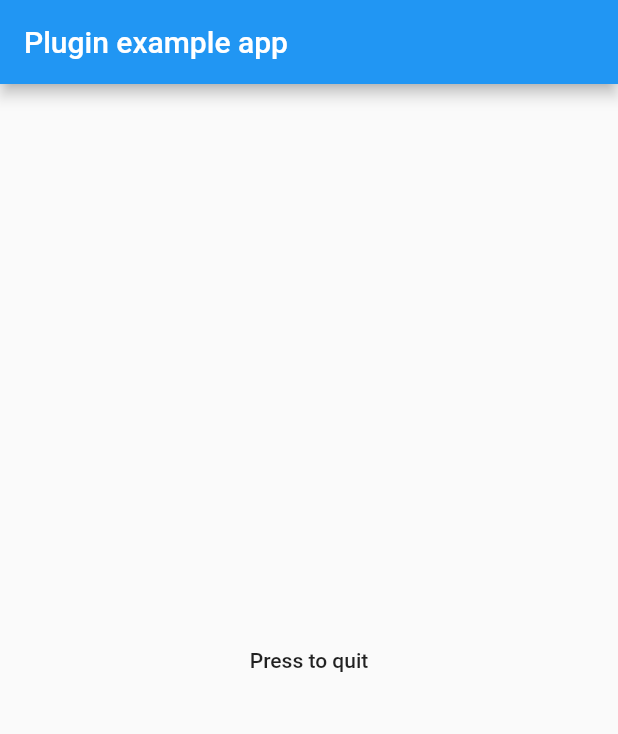
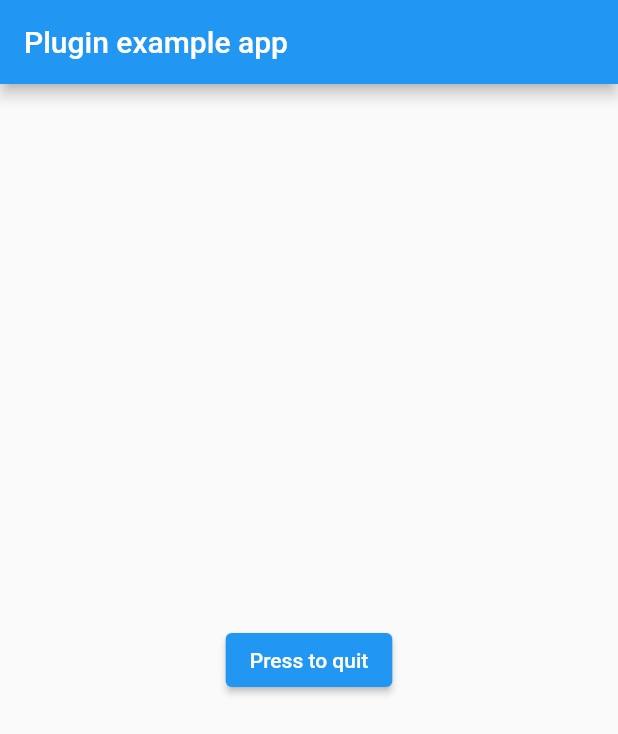
Before and after one commit to ricnaaru/quitter, a Flutter app: the screen it shows after launch, after a tap on "Press to quit", on a phone screen of 412 x 824 dp. Shown: the top 734 px of the screen. Run offline on Flutter 3.47's test engine with Material 2 defaults, Android fonts, the phone set to English and light mode, and no system bars.

Commit message:
Update package for Flutter 3.10
- Resolve Dependencies
- Refactor async code

```diff
--- a/example/lib/main.dart
+++ b/example/lib/main.dart
@@ -9,7 +9,6 @@ class MyApp extends StatefulWidget {
 }
 
 class _MyAppState extends State<MyApp> {
-
   @override
   Widget build(BuildContext context) {
     return MaterialApp(
@@ -18,9 +17,12 @@ class _MyAppState extends State<MyApp> {
           title: const Text('Plugin example app'),
         ),
         body: Center(
-          child: FlatButton(child: Text('Press to quit'), onPressed: () {
-            Quitter.quitApplication();
-          },),
+          child: ElevatedButton(
+            child: Text('Press to quit'),
+            onPressed: () {
+              Quitter.quitApplication();
+            },
+          ),
         ),
       ),
     );
--- a/lib/quitter.dart
+++ b/lib/quitter.dart
@@ -3,8 +3,7 @@ import 'dart:async';
 import 'package:flutter/services.dart';
 
 class Quitter {
-  static const MethodChannel _channel =
-      const MethodChannel('quitter');
+  static const MethodChannel _channel = const MethodChannel('quitter');
 
   static Future<void> quitApplication() async {
     await _channel.invokeMethod('quitApplication');
--- a/pubspec.yaml
+++ b/pubspec.yaml
@@ -1,11 +1,10 @@
 name: quitter
 description: A plugin to quit both android and iOS gracefully
-version: 2.0.0-nullsafety
+version: 2.1.0-0
 homepage: https://github.com/ricnaaru/quitter
 
 environment:
-  sdk: ">=2.12.0 <3.0.0"
-  flutter: ">=1.20.0"
+  sdk: ">=3.0.1 <4.0.0"
 
 dependencies:
   flutter:
```
Also changed, not shown: example/pubspec.yaml (+5 -3 lines), 3 other files.
